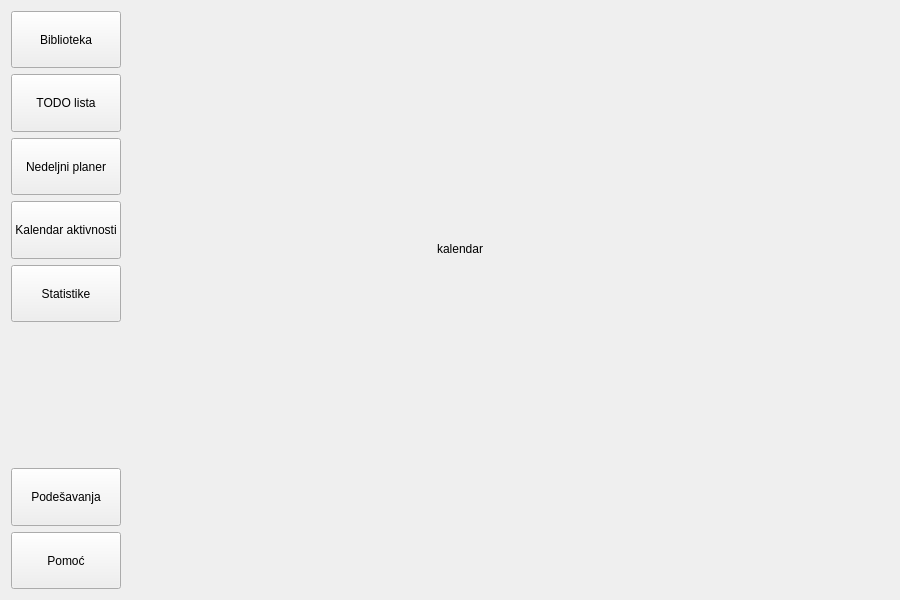
Above: app/forms/mainwindow.ui from bogdans55/StudySphere before the change. Below: the same form after it.
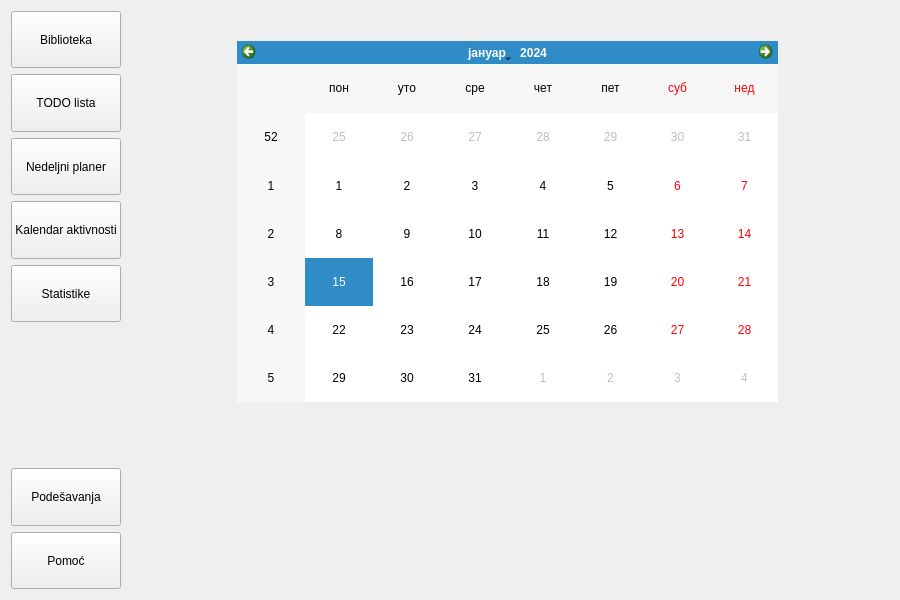
That is the form after the change. The open tabs and pages were chosen to show the change.

Commit message: Edited calendar form in the main window

Patch:
```diff
--- a/app/forms/mainwindow.ui
+++ b/app/forms/mainwindow.ui
@@ -255,17 +255,17 @@
       </widget>
      </widget>
      <widget class="QWidget" name="calendarPage">
-      <widget class="QLabel" name="label_13">
+      <widget class="QCalendarWidget" name="calendarWidget">
        <property name="geometry">
         <rect>
-         <x>270</x>
-         <y>230</y>
-         <width>49</width>
-         <height>16</height>
+         <x>70</x>
+         <y>30</y>
+         <width>541</width>
+         <height>361</height>
         </rect>
        </property>
-       <property name="text">
-        <string>kalendar</string>
+       <property name="locale">
+        <locale language="Serbian" country="Serbia"/>
        </property>
       </widget>
      </widget>
```
Left out of the diff: 2 changed lines with no effect on the pictures.
